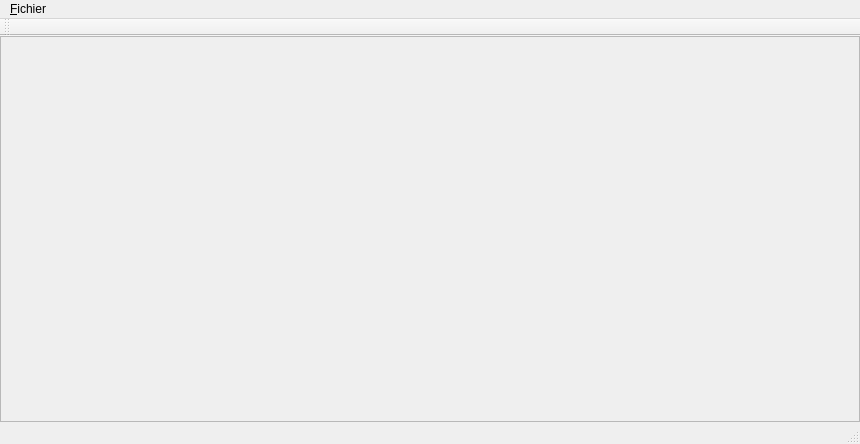
First picture: the form in mainwindow.ui, repository Txikilinux/leterrier-mulot, before the edit.
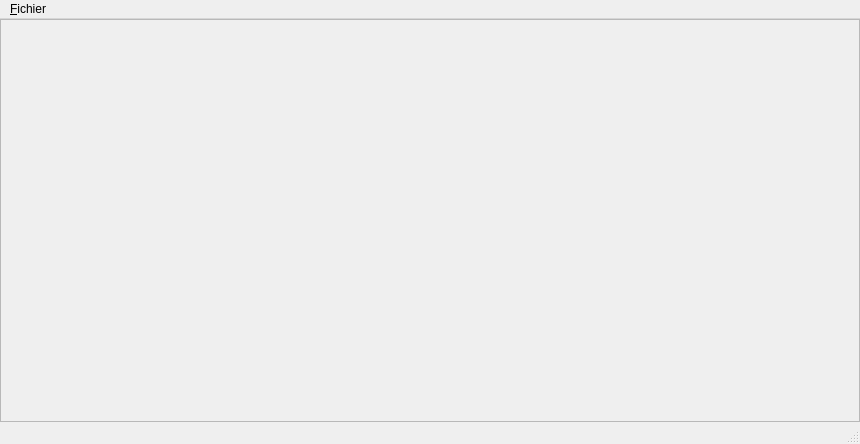
Second picture: the form after the edit.

Patch:
```diff
--- a/mainwindow.ui
+++ b/mainwindow.ui
@@ -31,14 +31,6 @@
     </item>
    </layout>
   </widget>
-  <widget class="QToolBar" name="mainToolBar">
-   <attribute name="toolBarArea">
-    <enum>TopToolBarArea</enum>
-   </attribute>
-   <attribute name="toolBarBreak">
-    <bool>false</bool>
-   </attribute>
-  </widget>
   <widget class="QStatusBar" name="statusBar"/>
   <widget class="QMenuBar" name="menuBar">
    <property name="geometry">
```
